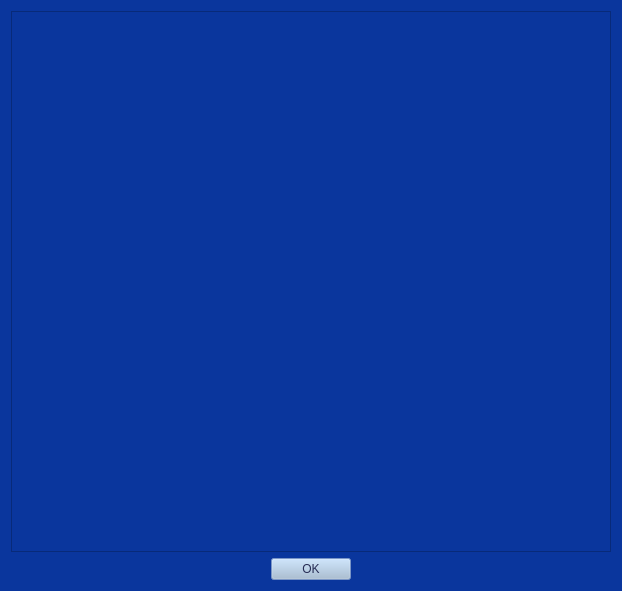
This is APP/temp.ui in adcfrba/TPO_INFOII as Qt 5 draws it before an edit. The edited form follows.
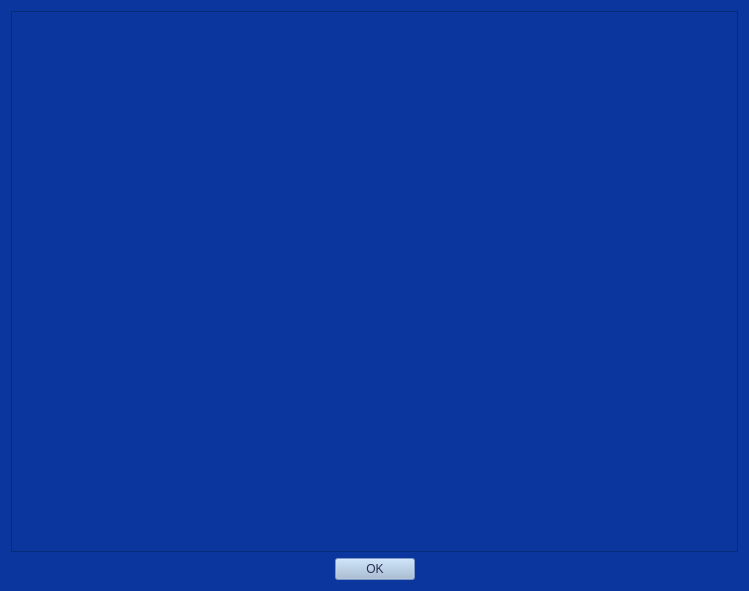
This is the edited form.

Diff of the .ui file:
```diff
--- a/APP/temp.ui
+++ b/APP/temp.ui
@@ -6,7 +6,7 @@
    <rect>
     <x>0</x>
     <y>0</y>
-    <width>618</width>
+    <width>749</width>
     <height>591</height>
    </rect>
   </property>
```
